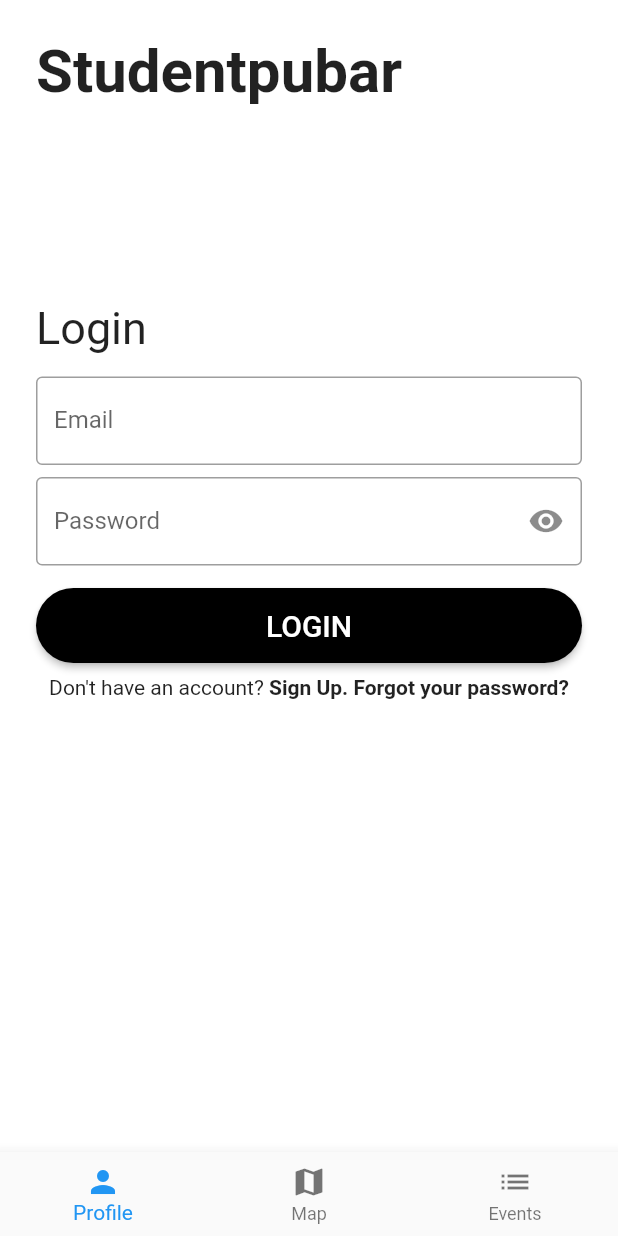
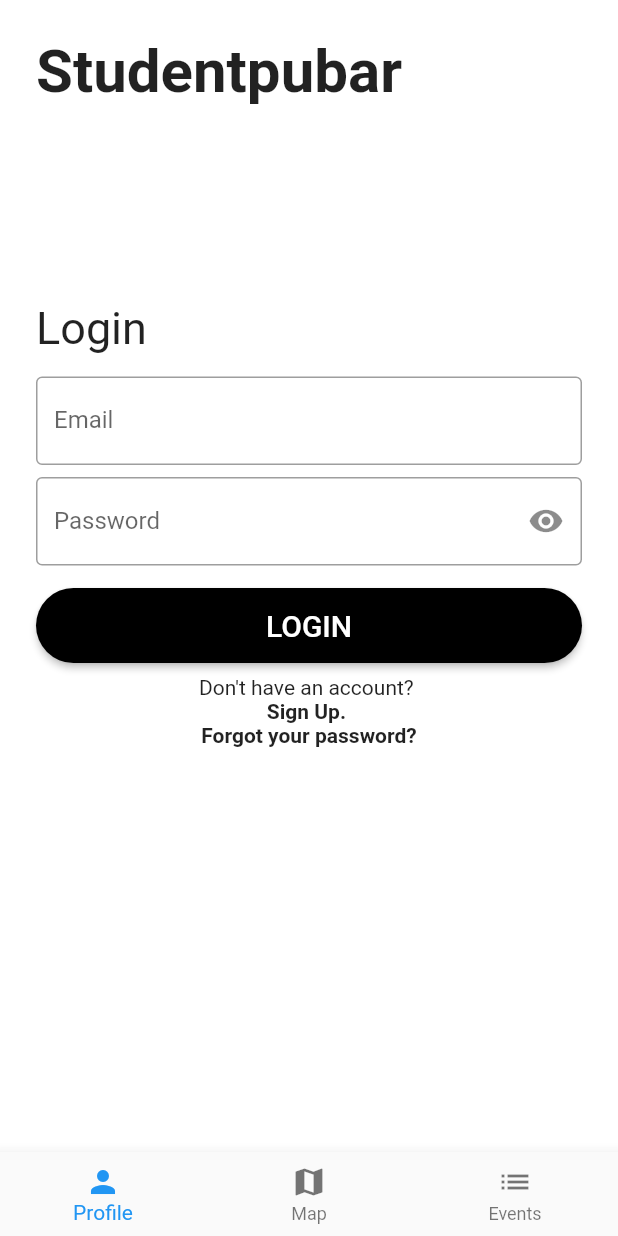
Before and after one commit to ahmed-shameel/after_school, a Flutter app: the screen it shows after launch, on a phone screen of 412 x 824 dp. Run offline on Flutter 3.47's test engine with Material 2 defaults, Android fonts, the phone set to English and light mode, and no system bars.

Commit message:
login_form.dart: Row -> Column line: 77

```diff
--- a/lib/widgets/login_form.dart
+++ b/lib/widgets/login_form.dart
@@ -74,7 +74,7 @@ class LoginFormState extends State<LoginForm> {
                 padding: const EdgeInsets.only(bottom: 8.0),
                 child: loginButton(),
               ),
-              Row(mainAxisAlignment: MainAxisAlignment.center, children: [
+              Column(mainAxisAlignment: MainAxisAlignment.center, children: [
                 Text('Don\'t have an account? '),
                 GestureDetector(
                     onTap: () {
```
